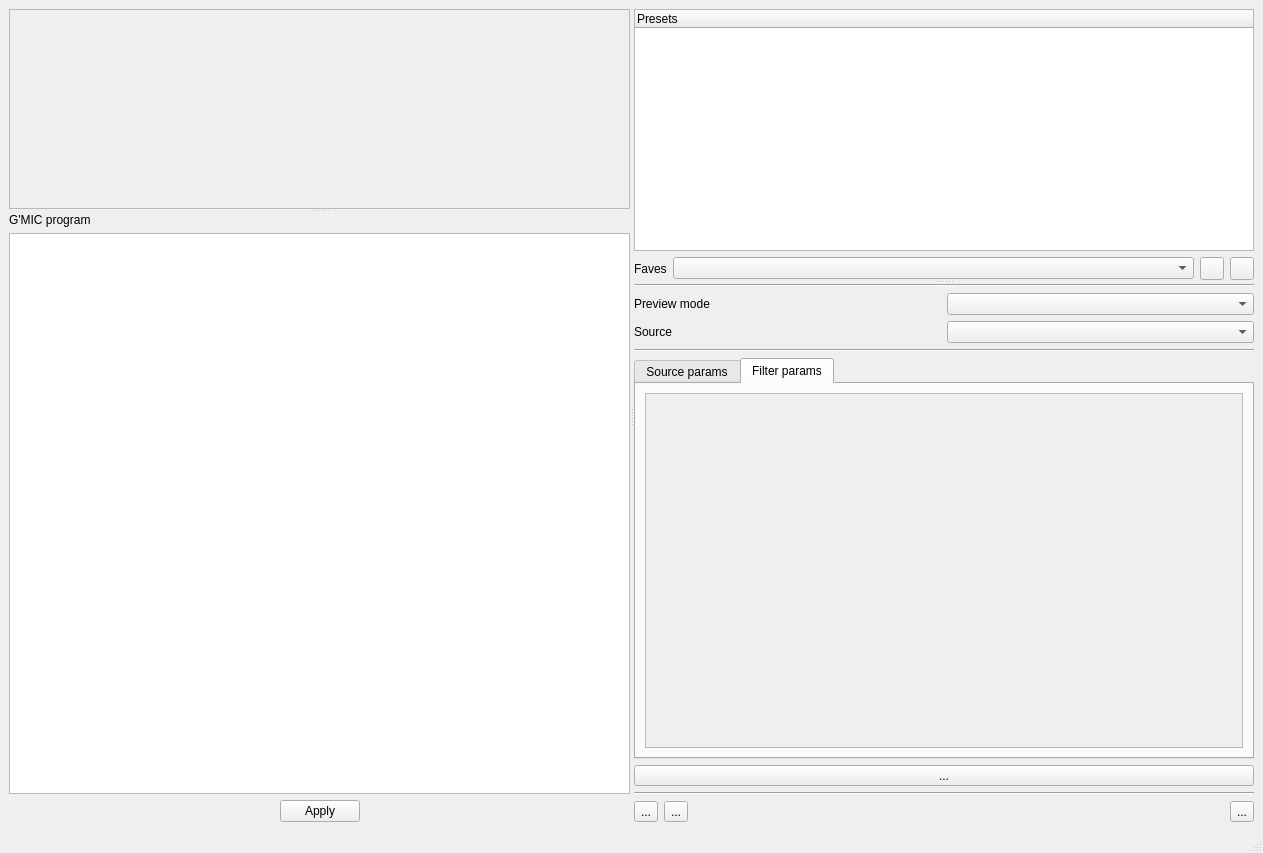
The window that zart/ui/MainWindow.ui (mneumann/gmic-minimal) describes before a commit, drawn with Qt 5.
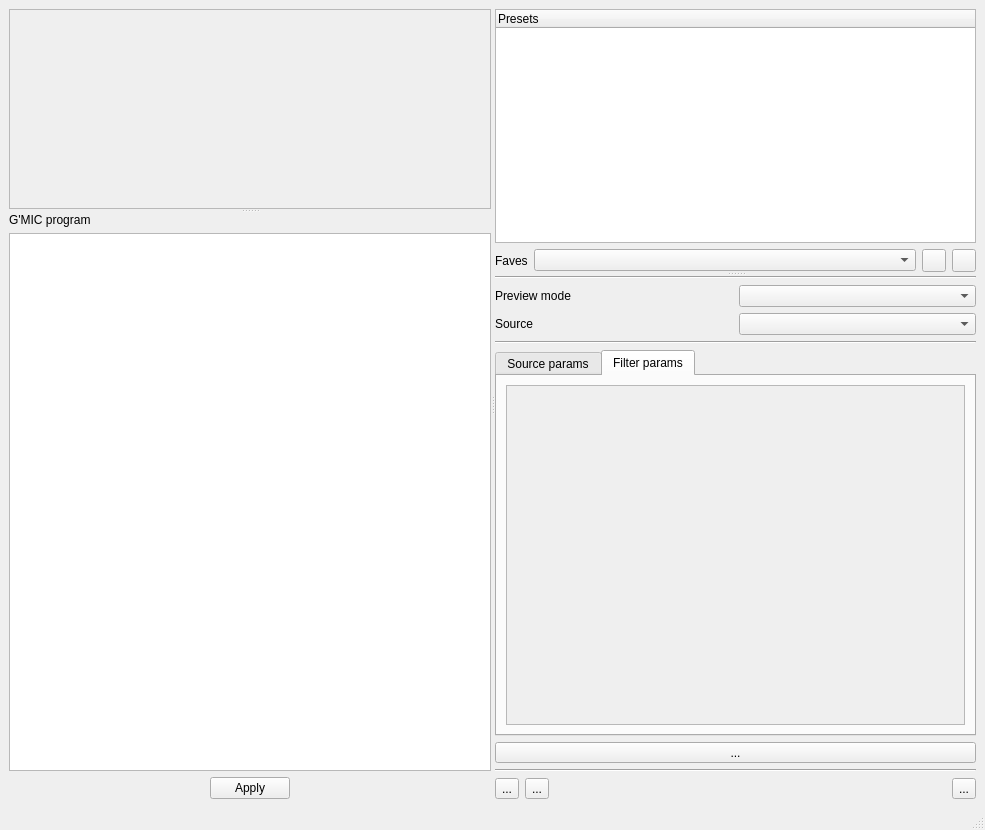
The same window after the commit. The open tabs and pages were chosen to show the change. Icons and pictures are not drawn. Custom widgets are drawn as their Qt base class.

```diff
--- a/zart/ui/MainWindow.ui
+++ b/zart/ui/MainWindow.ui
@@ -6,8 +6,8 @@
    <rect>
     <x>0</x>
     <y>0</y>
-    <width>1263</width>
-    <height>853</height>
+    <width>985</width>
+    <height>830</height>
    </rect>
   </property>
   <property name="windowTitle">
@@ -555,8 +555,8 @@
                     <rect>
                      <x>0</x>
                      <y>0</y>
-                     <width>62</width>
-                     <height>16</height>
+                     <width>453</width>
+                     <height>291</height>
                     </rect>
                    </property>
                    <layout class="QGridLayout" name="gridLayout_5">
```
Left out of the diff: 4 changed lines with no effect on the pictures.
